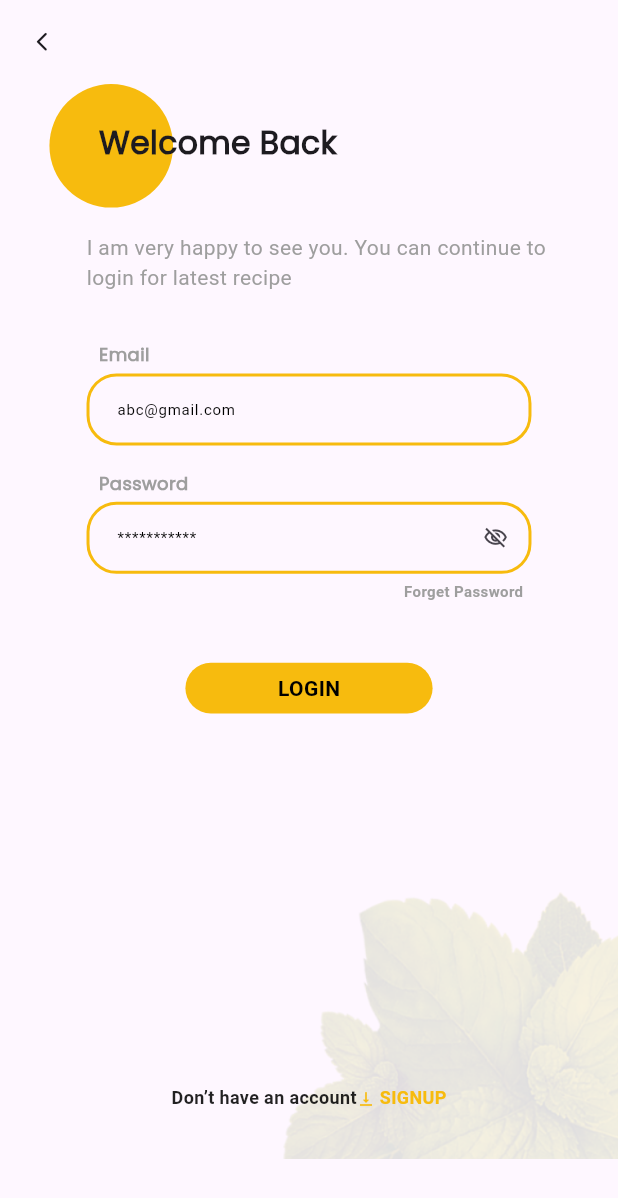
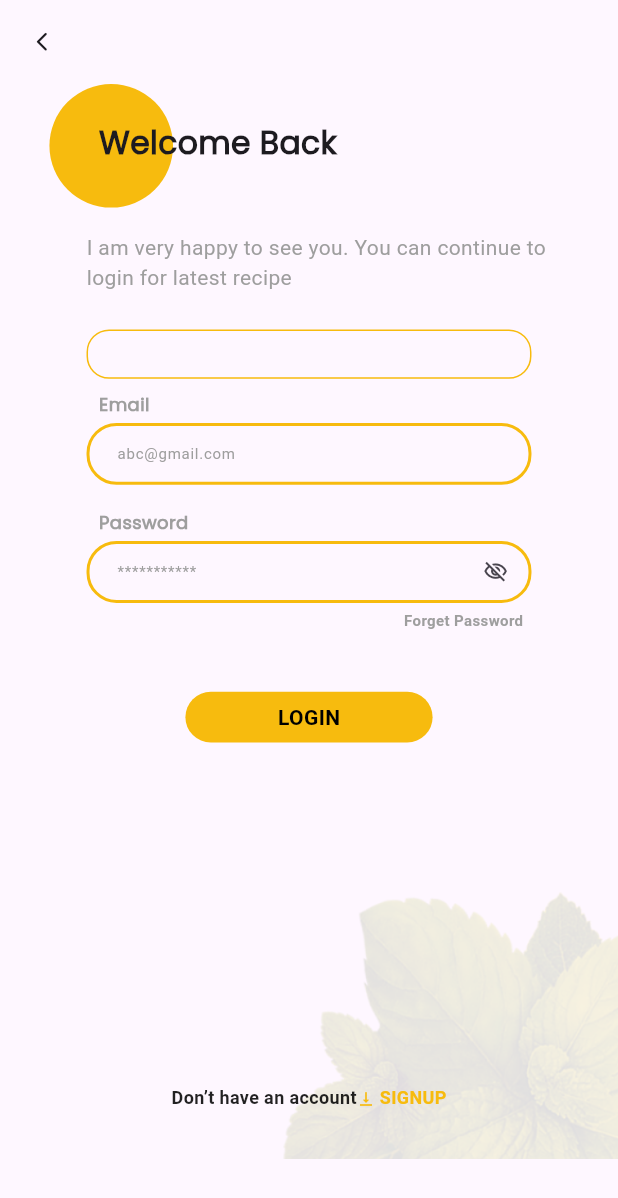
Before and after one commit to ashrafarif59/food, a Flutter app: the LoginScreen screen opened directly, on a phone screen of 412 x 824 dp. Shown: the top 1198 px of the screen. Run offline on Flutter 3.47's test engine with Material 2 defaults, Android fonts, the phone set to English and light mode, and no system bars; our stand-ins replace flutter_rating_stars, flutter_svg, font_awesome_flutter, sizer, timeline_tile.

```diff
--- a/lib/view/screen/home_component/home_sliverAppbar.dart
+++ b/lib/view/screen/home_component/home_sliverAppbar.dart
@@ -5,6 +5,7 @@ import 'package:food/view/screen/search.dart';
 import 'package:sizer/sizer.dart';
 import '../../../helper/colors.dart';
 import '../../../helper/image.dart';
+import '../../Test.dart';
 
 
 class homeSliverAppBar extends StatelessWidget {
@@ -25,7 +26,7 @@ class homeSliverAppBar extends StatelessWidget {
             Navigator.push(
                 context,
                 MaterialPageRoute(
-                  builder: (context) => notification(),
+                  builder: (context) => test(),
                 ));
           },
          icon: Icon(
--- a/lib/view/screen/login_screen.dart
+++ b/lib/view/screen/login_screen.dart
@@ -1,4 +1,5 @@
 import 'package:flutter/material.dart';
+import 'package:food/widget/CustomTextField.dart';
 import 'package:sizer/sizer.dart';
 
 import '../../helper/colors.dart';
@@ -19,6 +20,7 @@ class LoginScreen extends StatefulWidget {
 }
 
 class _LoginScreenState extends State<LoginScreen> {
+  double textHeight =4.0;
   GlobalKey<FormState> formkey = GlobalKey<FormState>();
   TextEditingController nameController = TextEditingController();
   TextEditingController emailController = TextEditingController();
@@ -92,15 +94,29 @@ class _LoginScreenState extends State<LoginScreen> {
                           child: Column(
                             // mainAxisAlignment: MainAxisAlignment.spaceBetween,
                             children: [
+                              SizedBox(
+                                height: 4.h,
+                                  child: GPATextField(
+                                      validator:(String? val) {
+                                        if (val!.isEmpty)
+                                        {
+                                          return null;
+                                        }
+                                      }
+                                  )
+                              ),
                               TextfieldCustom(
                                   label: 'Email',
                                   hinttext: 'abc@gmail.com ',
                                   TextController: emailController,
                                   Keyboardtype: TextInputType.emailAddress,
+                                   textheight: textHeight,
                                   validator:(String? val) {
                                     if (val!.isEmpty)
-                                    {return 'Required';}
-                                  }
+                                    {
+                                    return null;
+                                    }
+                                    }
                                   ),
                               TextfieldCustom(
                                   label: 'Password',
--- /dev/null
+++ b/lib/widget/CustomTextField.dart
@@ -0,0 +1,74 @@
+import 'package:flutter/material.dart';
+import 'package:food/helper/colors.dart';
+import 'package:sizer/sizer.dart';
+
+class GPATextField extends StatelessWidget {
+  String? hintText;
+  TextInputType? keyboardType;
+  int? maxLength;
+  double? horizontal;
+  Widget? prefixIcon;
+  Widget? suffixIcon;
+  ValueChanged<String>? onChanged;
+  TextEditingController? controller;
+  final FormFieldValidator<String>? validator;
+  final bool readOnly;
+  Color borderColor;
+
+  @override
+  Widget build(BuildContext context) {
+    return TextFormField(
+      controller: controller,
+      validator: validator,
+      keyboardType: keyboardType,
+      maxLength: maxLength,
+      readOnly: readOnly,
+      style: TextStyle(
+       // color: Themes.setColor(context) ? GpaColors.blackColor : GpaColors.whiteColor,
+        fontSize: 12.sp,
+        fontFamily: 'nexaBold',
+      ),
+      onChanged: onChanged,
+      decoration: InputDecoration(
+        prefixIcon: prefixIcon,
+        suffixIcon: suffixIcon,
+        counterText: '',
+        contentPadding: EdgeInsets.only(right: horizontal ?? 15.sp, left: horizontal ?? 15.sp, top: 5.sp),
+        hintText: hintText,
+        hintStyle: TextStyle(
+          fontFamily: 'sofiaProLight',
+          fontSize: 12.sp,
+          //color: GpaColors.textFieldGrey,
+        ),
+        border: OutlineInputBorder(
+            borderRadius: BorderRadius.circular(15),
+            borderSide: BorderSide(
+              color: borderColor,
+            )),
+        focusedBorder: OutlineInputBorder(
+            borderRadius: BorderRadius.circular(15),
+            borderSide: BorderSide(
+              color: borderColor,
+            )),
+        enabledBorder: OutlineInputBorder(
+            borderRadius: BorderRadius.circular(15),
+            borderSide: BorderSide(
+              color: borderColor,
+            )),
+      ),
+    );
+  }
+
+  GPATextField(
+      {this.hintText,
+        this.keyboardType,
+        this.maxLength,
+        this.horizontal,
+        this.prefixIcon,
+        this.suffixIcon,
+        this.onChanged,
+        this.controller,
+        this.validator,
+        this.readOnly = false,
+      this.borderColor = AppColors.primaryColor});
+}
--- a/lib/widget/textfield.dart
+++ b/lib/widget/textfield.dart
@@ -2,8 +2,6 @@ import 'package:flutter/material.dart';
 import 'package:sizer/sizer.dart';
 
 import '../helper/colors.dart';
-
-
 
 class TextfieldCustom extends StatelessWidget {
   String? label;
@@ -13,11 +11,13 @@ class TextfieldCustom extends StatelessWidget {
   bool? obscureText;
   IconData? sufficon;
   Color? iconcolor;
-  bool ? Iconyn;
+  bool? Iconyn;
   VoidCallback? onPress;
   int? maxLines;
-  double bottomPadding ;
-  double topPadding ;
+  double bottomPadding;
+
+  double topPadding;
+
   Color borderColor;
   Color fillColor;
   bool avatarOnIcon;
@@ -26,94 +26,105 @@ class TextfieldCustom extends StatelessWidget {
   Color? preIconColor;
   bool? preIconyn;
   FormFieldValidator<String>? validator;
+  double textheight;
 
-
-  TextfieldCustom({Key? key,required this.label, required this.hinttext,required this.TextController,required this.Keyboardtype, this.obscureText =false,
+  TextfieldCustom(
+      {Key? key,
+      required this.label,
+      required this.hinttext,
+      required this.TextController,
+      required this.Keyboardtype,
+      this.obscureText = false,
       this.sufficon,
       this.Iconyn = false,
       this.onPress,
       this.iconcolor,
       this.maxLines,
       this.bottomPadding = 1,
-    this.topPadding =1,
-   this.borderColor=AppColors.primaryColor,
-    this.fillColor=AppColors.whiteColor,
+      this.topPadding = 1,
+      this.borderColor = AppColors.primaryColor,
+      this.fillColor = AppColors.whiteColor,
       this.avatarOnIcon = false,
       this.Imagechild,
       this.prefixicon,
       this.preIconColor,
       this.preIconyn = false,
       this.validator,
-}) : super(key: key);
+      this.textheight = 4})
+      : super(key: key);
 
   @override
   Widget build(BuildContext context) {
-    return  Padding(
-      padding:  EdgeInsets.only(top: topPadding.h , bottom: bottomPadding.h ),
+    return Padding(
+      padding: EdgeInsets.only(top: topPadding.h, bottom: bottomPadding.h),
       child: Column(
         crossAxisAlignment: CrossAxisAlignment.start,
         children: [
-
           Padding(
-            padding:  EdgeInsets.symmetric(horizontal:1.h),
-            child: Text(label ?? 'Enter Text', style: TextStyle(fontFamily: 'Poppins',fontWeight: FontWeight.bold,color: Colors.grey,fontSize: 12),),
+            padding: EdgeInsets.symmetric(horizontal: 1.h),
+            child: Text(
+              label ?? 'Enter Text',
+              style: TextStyle(
+                  fontFamily: 'Poppins',
+                  fontWeight: FontWeight.bold,
+                  color: Colors.grey,
+                  fontSize: 12),
             ),
-          SizedBox(height:.5.h,),
+          ),
+          SizedBox(
+            height: .5.h,
+          ),
           TextFormField(
             obscureText: obscureText ?? false,
-            controller: TextController ,
+            controller: TextController,
             keyboardType: Keyboardtype,
-            validator:  validator,
+            validator: validator,
             maxLines: maxLines ?? 1,
-              style: TextStyle(fontSize: 10 ),
+            style: TextStyle(fontSize: 10),
             decoration: InputDecoration(
               hintText: hinttext,
               fillColor: fillColor,
+
               //isDense: true,
               //errorStyle: const TextStyle(fontSize: 0.01),
-              // constraints: BoxConstraints(
-              //               maxHeight: 4.h
-              //              ),
-           prefixIcon:
-           preIconyn == false ?
-            null :
-            Icon(prefixicon,
-                           color : preIconColor,
-                          size: 2.h),
-           contentPadding:   EdgeInsets.symmetric( horizontal: 2.h),
-              suffixIcon : avatarOnIcon == true ?Imagechild
-              : Iconyn == true ? IconButton(
+              constraints: BoxConstraints(
+                  minHeight: textheight.h,
+                  maxHeight: 5.h
+                           ),
+              prefixIcon: preIconyn == false
+                  ? null
+                  : Icon(prefixicon, color: preIconColor, size: 2.h),
+              contentPadding: EdgeInsets.symmetric(horizontal: 2.h),
+              suffixIcon: avatarOnIcon == true                  ? Imagechild
+                  : Iconyn == true
+                      ? IconButton(
                           onPressed: onPress,
 
-               icon: Icon(sufficon,color: iconcolor,size: 2.h,),
+                          icon: Icon(
+                            sufficon,
+                            color: iconcolor,
+                            size: 2.h,
+                          ),
                           //  icon: FaIcon(
                           //    FontAwesomeIcons.edit,
                           //    color: Color(0xFF757575),
                           //    size: 22,
                           //  ),
-              ) : null,
-              hintStyle: TextStyle(fontSize: 10 , color: Colors.black),
+                        )
+                      : null,
+              hintStyle: TextStyle(fontSize: 10, color: Colors.grey),
               focusedBorder: OutlineInputBorder(
-                  borderSide: BorderSide(color: borderColor ,width: 2),
-                  borderRadius: BorderRadius.circular(20)
-
-
-              ),
+                  borderSide: BorderSide(color: borderColor, width: 2),
+                  borderRadius: BorderRadius.circular(20)),
               enabledBorder: OutlineInputBorder(
-                  borderSide: BorderSide(color: borderColor ,width: 2),
-                  borderRadius: BorderRadius.circular(20)
-
-              ),
+                  borderSide: BorderSide(color: borderColor, width: 2),
+                  borderRadius: BorderRadius.circular(20)),
               errorBorder: OutlineInputBorder(
-                  borderSide: BorderSide(color: borderColor ,width: 2),
-                  borderRadius: BorderRadius.circular(20)
-
-              ),
+                  borderSide: BorderSide(color: borderColor, width: 2),
+                  borderRadius: BorderRadius.circular(20)),
               focusedErrorBorder: OutlineInputBorder(
-                  borderSide: BorderSide(color: borderColor ,width: 2),
-                  borderRadius: BorderRadius.circular(20)
-
-              ),
+                  borderSide: BorderSide(color: borderColor, width: 2),
+                  borderRadius: BorderRadius.circular(20)),
             ),
           ),
         ],
--- a/pubspec.yaml
+++ b/pubspec.yaml
@@ -42,6 +42,8 @@ dependencies:
   timelines: ^0.1.0
   timeline_tile: ^2.0.0
   form_field_validator: ^1.1.0
+  permission_handler: ^11.0.1
+  geolocator: ^10.1.0
 
 
 dev_dependencies:
```
Also changed, not shown: lib/view/Test.dart (added, +148 -0 lines), lib/view/screen/drawer.dart (+24 -0 lines), lib/view/screen/saleproduct/Productqty.dart (+20 -3 lines), lib/view/screen/saleproduct/productDetail.dart (+10 -0 lines), pubspec.lock, 6 other files. Lines whose indentation alone changed are shown as unchanged.
